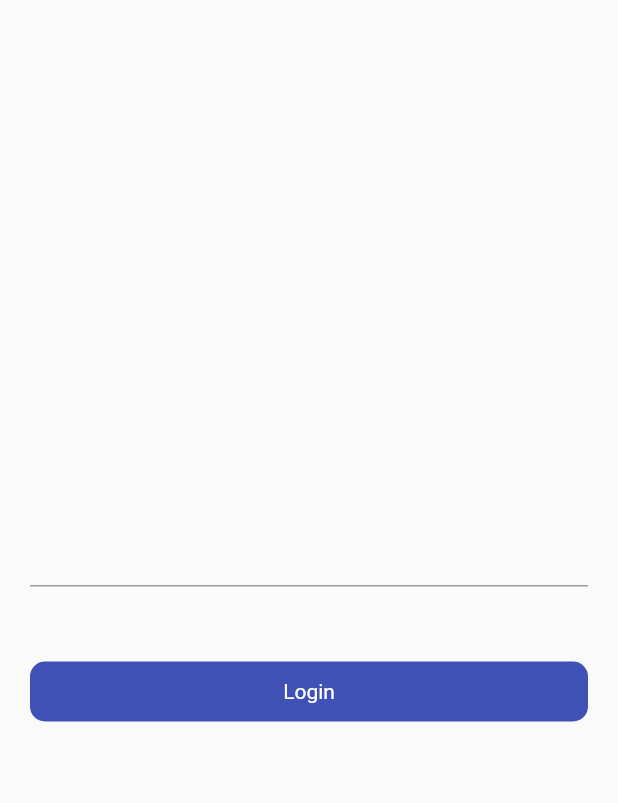
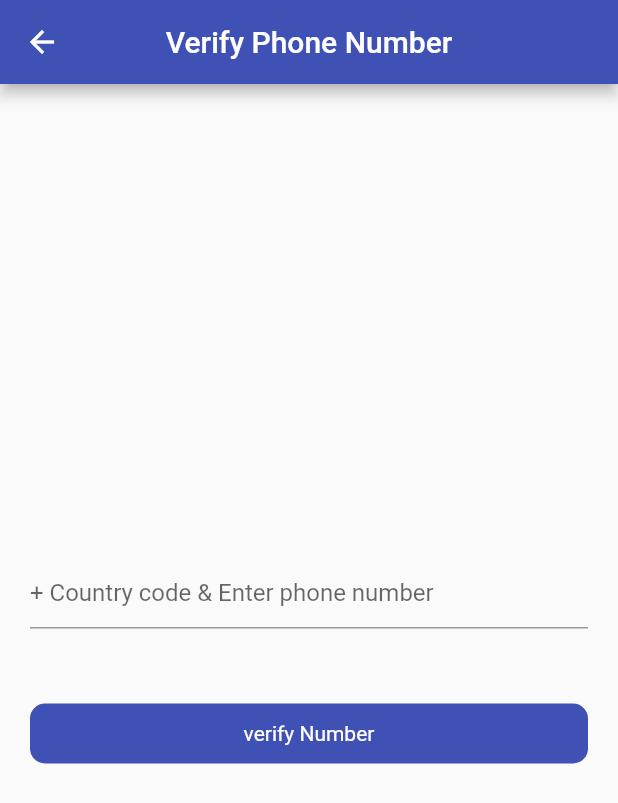
Before and after one commit to AbdulIslam001/firebase-authentication, a Flutter app: the SignWithNumber screen opened directly, on a phone screen of 412 x 824 dp. Shown: the top 803 px of the screen. Run offline on Flutter 3.47's test engine with Material 2 defaults, Android fonts, the phone set to English and light mode, and no system bars; our stand-ins replace firebase_auth, firebase_core, fluttertoast; accounts and stored records are empty.

Commit message:
no message

```diff
--- a/lib/Login_with_ph_number.dart
+++ b/lib/Login_with_ph_number.dart
@@ -5,18 +5,28 @@ import 'package:flutter/material.dart';
 
 import 'VerifyScreen.dart';
 
-class SignWithNumber extends StatelessWidget {
+class SignWithNumber extends StatefulWidget {
   const SignWithNumber({Key? key}) : super(key: key);
 
+  @override
+  State<SignWithNumber> createState() => _SignWithNumberState();
+}
+
+class _SignWithNumberState extends State<SignWithNumber> {
   @override
   Widget build(BuildContext context) {
     final verifer =TextEditingController();
     final auth= FirebaseAuth.instance;
+    bool loading =false;
     return GestureDetector(
       onTap: (){
         FocusScope.of(context).unfocus();
       },
       child: Scaffold(
+        appBar: AppBar(
+          centerTitle: true,
+          title:const Text('Verify Phone Number'),
+        ),
         body: Padding(
           padding: const EdgeInsets.all(20.0),
           child: Column(
@@ -25,12 +35,18 @@ class SignWithNumber extends StatelessWidget {
               Center(
                 child: TextFormField(
                   controller:verifer,
+                  decoration: const InputDecoration(
+                    hintText: '+ Country code & Enter phone number'
+                  ),
                 ),
               ),
               const SizedBox(
                 height: 50,
               ),
-              ReuseButton(title: 'Login', ontap: (){
+              ReuseButton(title: 'verify Number', loading: loading, ontap: (){
+                setState(() {
+                  loading=true;
+                });
                 auth.verifyPhoneNumber(
                   phoneNumber:verifer.text ,
                     verificationCompleted: (_){},
@@ -38,8 +54,11 @@ class SignWithNumber extends StatelessWidget {
                     utilies().messege(e.toString());
                     },
                     codeSent: (String verificationcode , int? token){
-                    Navigator.push(context, MaterialPageRoute(builder: (context)=>VerificationScreen(verificationcode: verificationcode,)));
-                    },
+                    Navigator.push(context , MaterialPageRoute(
+                        builder: (context)
+                        =>VerificationScreen(verificationcode: verificationcode,))
+                    );
+               },
                     codeAutoRetrievalTimeout: (e){
                       utilies().messege(e.toString());
                     },
```
Also changed, not shown: lib/VerifyScreen.dart (+44 -5 lines).
